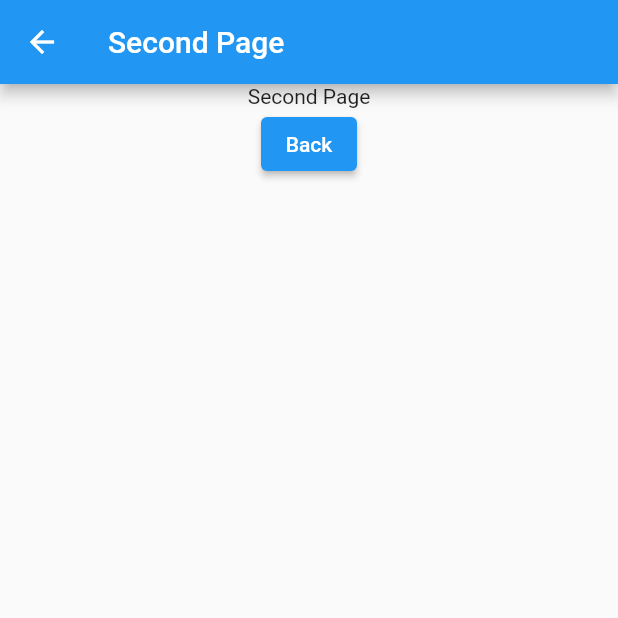
After one commit to WiedjajaAtmadja/flutter_week7_page_navigation, a Flutter app: the screen it shows after launch, after a tap on "Next Page", on a phone screen of 412 x 824 dp, the top half of it. The commit adds this screen. Run offline on Flutter 3.47's test engine with Material 2 defaults, Android fonts, the light colour scheme and no system bars.

Commit message:
Step 3. Add Second Page

```diff
--- a/lib/first_page.dart
+++ b/lib/first_page.dart
@@ -1,4 +1,5 @@
 import 'package:flutter/material.dart';
+import 'second_page.dart';
 
 class FirstPage extends StatelessWidget {
   const FirstPage({super.key});
@@ -12,12 +13,16 @@ class FirstPage extends StatelessWidget {
       body: Center(
         child: Column(
           mainAxisSize: MainAxisSize.min,
-          children: const [
-            Text('First Page'),
+          children: [
+            const Text('First Page'),
             ElevatedButton(
-              onPressed: null,
-              child: Text("Next Page"),
-            ),
+                child: const Text("Next Page"),
+                onPressed: () {
+                  Navigator.push(
+                    context,
+                    MaterialPageRoute(builder: (context) => const SecondPage()),
+                  );
+                }),
           ],
         ),
       ),
--- /dev/null
+++ b/lib/second_page.dart
@@ -0,0 +1,28 @@
+
+import 'package:flutter/material.dart';
+
+class SecondPage extends StatelessWidget {
+  const SecondPage({super.key});
+
+  @override
+  Widget build(BuildContext context) {
+    return Scaffold(
+      appBar: AppBar(
+        title: const Text('Second Page'),
+      ),
+      body: Center(
+        child: Column(
+          children: [
+            const Text('Second Page'),
+            ElevatedButton(
+              child: const Text("Back"),
+              onPressed: () {
+                Navigator.pop(context);
+              },
+            ),
+          ],
+        ),
+      ),
+    );
+  }
+}
```
